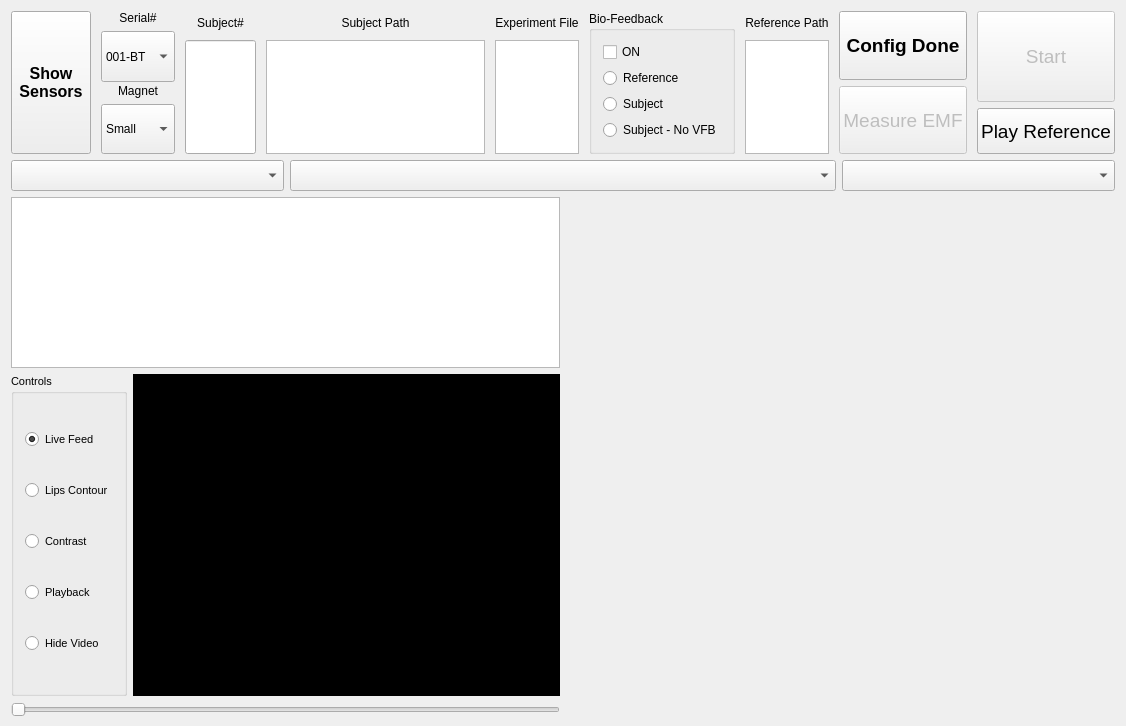
Above: tts_gui_experiment/TTS_GUI.ui from Sebnor-Doc/Collect_Data before the change. Below: the same form after it.
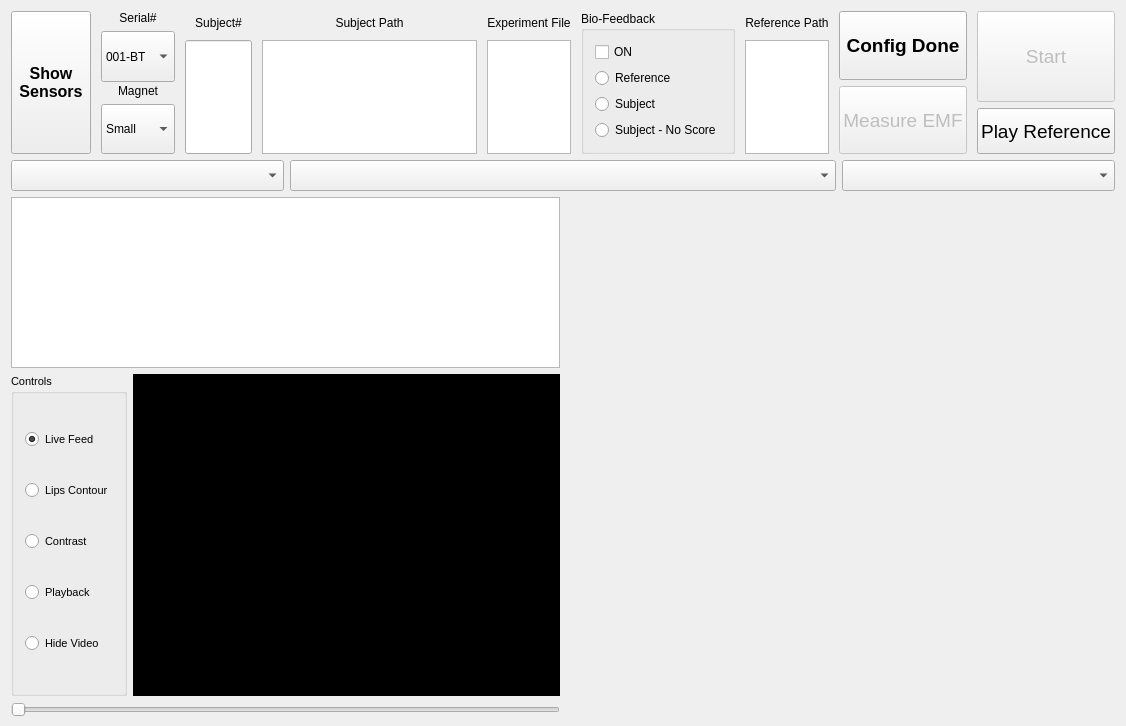
That is the form after the change. Custom widgets are drawn as their Qt base class.

Commit message: Play Reference enables in "Subject - No Score" mode

The edit to the form file:
```diff
--- a/tts_gui_experiment/TTS_GUI.ui
+++ b/tts_gui_experiment/TTS_GUI.ui
@@ -283,7 +283,7 @@
          <item>
           <widget class="QRadioButton" name="vfbSubNoVfbModeRadio">
            <property name="text">
-            <string>Subject - No VFB</string>
+            <string>Subject - No Score</string>
            </property>
           </widget>
          </item>
```
The commit also changes 2 other files.
